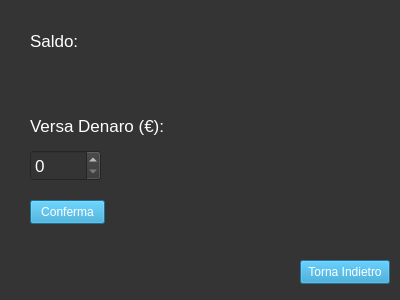
The window that Viste/Cliente/GUI/portafoglio.ui (GiulianiM/Noleggio) describes before a commit, drawn with Qt 5.
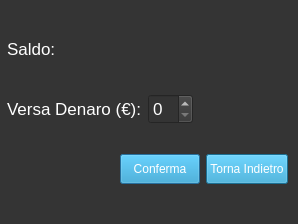
The same window after the commit. Icons and pictures are not drawn.

The edit to the form file:
```diff
--- a/Viste/Cliente/GUI/portafoglio.ui
+++ b/Viste/Cliente/GUI/portafoglio.ui
@@ -6,10 +6,16 @@
    <rect>
     <x>0</x>
     <y>0</y>
-    <width>400</width>
-    <height>300</height>
+    <width>298</width>
+    <height>224</height>
    </rect>
   </property>
+  <property name="maximumSize">
+   <size>
+    <width>298</width>
+    <height>224</height>
+   </size>
+  </property>
   <property name="windowTitle">
    <string>Portafoglio</string>
   </property>
@@ -21,31 +27,31 @@
   <property name="styleSheet">
    <string notr="true">background-color: rgb(52, 52, 52);</string>
   </property>
-  <widget class="QPushButton" name="back_button">
+  <widget class="QWidget" name="">
    <property name="geometry">
     <rect>
-     <x>300</x>
-     <y>260</y>
-     <width>90</width>
-     <height>24</height>
+     <x>7</x>
+     <y>10</y>
+     <width>281</width>
+     <height>201</height>
     </rect>
    </property>
-   <property name="styleSheet">
-    <string notr="true">font-size:20; color:white;background-color:rgb(38, 157, 206)
-</string>
-   </property>
-   <property name="text">
-    <string>Torna Indietro</string>
-   </property>
-  </widget>
+   <layout class="QGridLayout" name="gridLayout">
+    <item row="0" column="0">
+     <layout class="QHBoxLayout" name="horizontalLayout">
+      <item>
   <widget class="QLabel" name="saldo_label">
-   <property name="geometry">
-    <rect>
-     <x>30</x>
-     <y>30</y>
-     <width>61</width>
-     <height>21</height>
-    </rect>
+        <property name="sizePolicy">
+         <sizepolicy hsizetype="Preferred" vsizetype="Preferred">
+          <horstretch>0</horstretch>
+          <verstretch>0</verstretch>
+         </sizepolicy>
+        </property>
+        <property name="maximumSize">
+         <size>
+          <width>16777215</width>
+          <height>30</height>
+         </size>
    </property>
    <property name="font">
     <font>
@@ -59,14 +65,36 @@
     <string>Saldo:</string>
    </property>
   </widget>
+      </item>
+      <item>
+       <spacer name="horizontalSpacer_5">
+        <property name="orientation">
+         <enum>Qt::Horizontal</enum>
+        </property>
+        <property name="sizeType">
+         <enum>QSizePolicy::Minimum</enum>
+        </property>
+        <property name="sizeHint" stdset="0">
+         <size>
+          <width>40</width>
+          <height>20</height>
+         </size>
+        </property>
+       </spacer>
+      </item>
+      <item>
   <widget class="QLabel" name="saldo_label_to_edit">
-   <property name="geometry">
-    <rect>
-     <x>110</x>
-     <y>30</y>
-     <width>111</width>
-     <height>21</height>
-    </rect>
+        <property name="sizePolicy">
+         <sizepolicy hsizetype="Preferred" vsizetype="Preferred">
+          <horstretch>0</horstretch>
+          <verstretch>0</verstretch>
+         </sizepolicy>
+        </property>
+        <property name="maximumSize">
+         <size>
+          <width>16777215</width>
+          <height>30</height>
+         </size>
    </property>
    <property name="font">
     <font>
@@ -80,32 +108,40 @@
     <string/>
    </property>
   </widget>
-  <widget class="QSpinBox" name="quantita_da_versare">
-   <property name="geometry">
-    <rect>
-     <x>30</x>
-     <y>150</y>
-     <width>71</width>
-     <height>31</height>
-    </rect>
-   </property>
-   <property name="font">
-    <font>
-     <pointsize>13</pointsize>
-    </font>
-   </property>
-   <property name="styleSheet">
-    <string notr="true">color: rgb(255, 255, 255);</string>
-   </property>
-  </widget>
+      </item>
+      <item>
+       <spacer name="horizontalSpacer">
+        <property name="orientation">
+         <enum>Qt::Horizontal</enum>
+        </property>
+        <property name="sizeType">
+         <enum>QSizePolicy::Minimum</enum>
+        </property>
+        <property name="sizeHint" stdset="0">
+         <size>
+          <width>40</width>
+          <height>20</height>
+         </size>
+        </property>
+       </spacer>
+      </item>
+     </layout>
+    </item>
+    <item row="1" column="0">
+     <layout class="QHBoxLayout" name="horizontalLayout_3">
+      <item>
   <widget class="QLabel" name="versamento_label">
-   <property name="geometry">
-    <rect>
-     <x>30</x>
-     <y>110</y>
-     <width>221</width>
-     <height>31</height>
-    </rect>
+        <property name="sizePolicy">
+         <sizepolicy hsizetype="Preferred" vsizetype="Preferred">
+          <horstretch>0</horstretch>
+          <verstretch>0</verstretch>
+         </sizepolicy>
+        </property>
+        <property name="maximumSize">
+         <size>
+          <width>16777215</width>
+          <height>30</height>
+         </size>
    </property>
    <property name="font">
     <font>
@@ -119,14 +155,68 @@
     <string>Versa Denaro (€):</string>
    </property>
   </widget>
+      </item>
+      <item>
+       <widget class="QSpinBox" name="quantita_da_versare">
+        <property name="minimumSize">
+         <size>
+          <width>45</width>
+          <height>26</height>
+         </size>
+        </property>
+        <property name="maximumSize">
+         <size>
+          <width>45</width>
+          <height>30</height>
+         </size>
+        </property>
+        <property name="font">
+         <font>
+          <pointsize>13</pointsize>
+         </font>
+        </property>
+        <property name="styleSheet">
+         <string notr="true">color: rgb(255, 255, 255);</string>
+        </property>
+       </widget>
+      </item>
+      <item>
+       <spacer name="horizontalSpacer_2">
+        <property name="orientation">
+         <enum>Qt::Horizontal</enum>
+        </property>
+        <property name="sizeHint" stdset="0">
+         <size>
+          <width>40</width>
+          <height>20</height>
+         </size>
+        </property>
+       </spacer>
+      </item>
+     </layout>
+    </item>
+    <item row="2" column="0">
+     <layout class="QHBoxLayout" name="horizontalLayout_2">
+      <item>
+       <spacer name="horizontalSpacer_4">
+        <property name="orientation">
+         <enum>Qt::Horizontal</enum>
+        </property>
+        <property name="sizeHint" stdset="0">
+         <size>
+          <width>40</width>
+          <height>20</height>
+         </size>
+        </property>
+       </spacer>
+      </item>
+      <item>
   <widget class="QPushButton" name="confirm_button">
-   <property name="geometry">
-    <rect>
-     <x>30</x>
-     <y>200</y>
-     <width>75</width>
-     <height>24</height>
-    </rect>
+        <property name="maximumSize">
+         <size>
+          <width>100</width>
+          <height>30</height>
+         </size>
    </property>
    <property name="styleSheet">
     <string notr="true">font-size:20; color:white;background-color:rgb(38, 157, 206)
@@ -135,6 +225,28 @@
    <property name="text">
     <string>Conferma</string>
    </property>
+       </widget>
+      </item>
+      <item>
+       <widget class="QPushButton" name="back_button">
+        <property name="maximumSize">
+         <size>
+          <width>100</width>
+          <height>30</height>
+         </size>
+        </property>
+        <property name="styleSheet">
+         <string notr="true">font-size:20; color:white;background-color:rgb(38, 157, 206)
+</string>
+        </property>
+        <property name="text">
+         <string>Torna Indietro</string>
+        </property>
+       </widget>
+      </item>
+     </layout>
+    </item>
+   </layout>
   </widget>
  </widget>
  <resources/>
```
Lines whose indentation alone changed are shown as unchanged.
